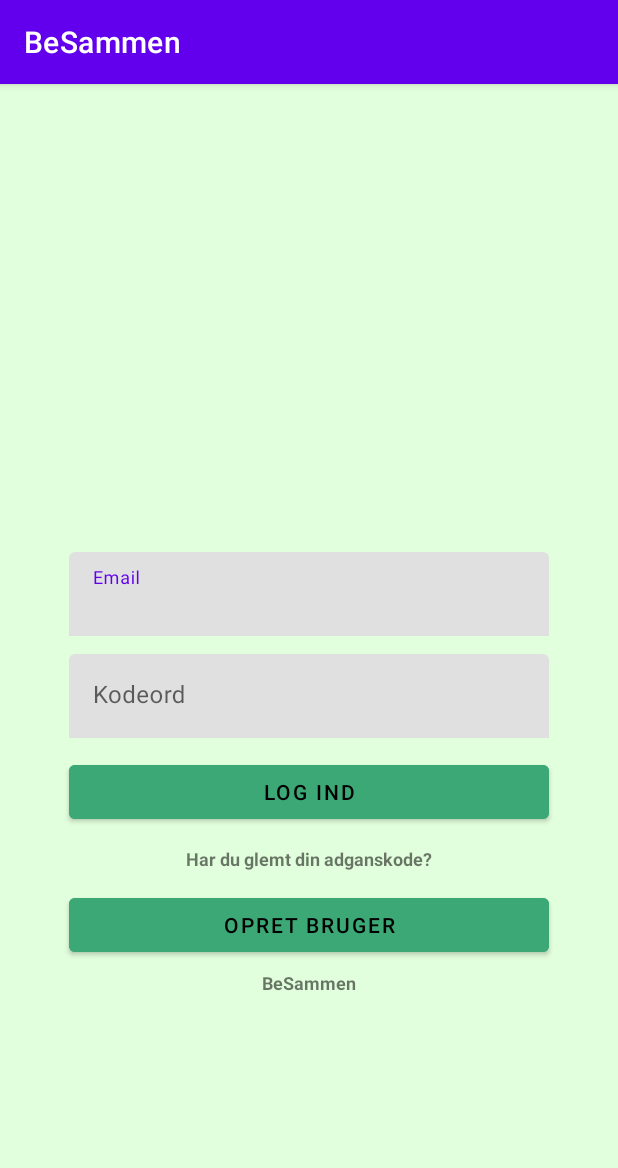
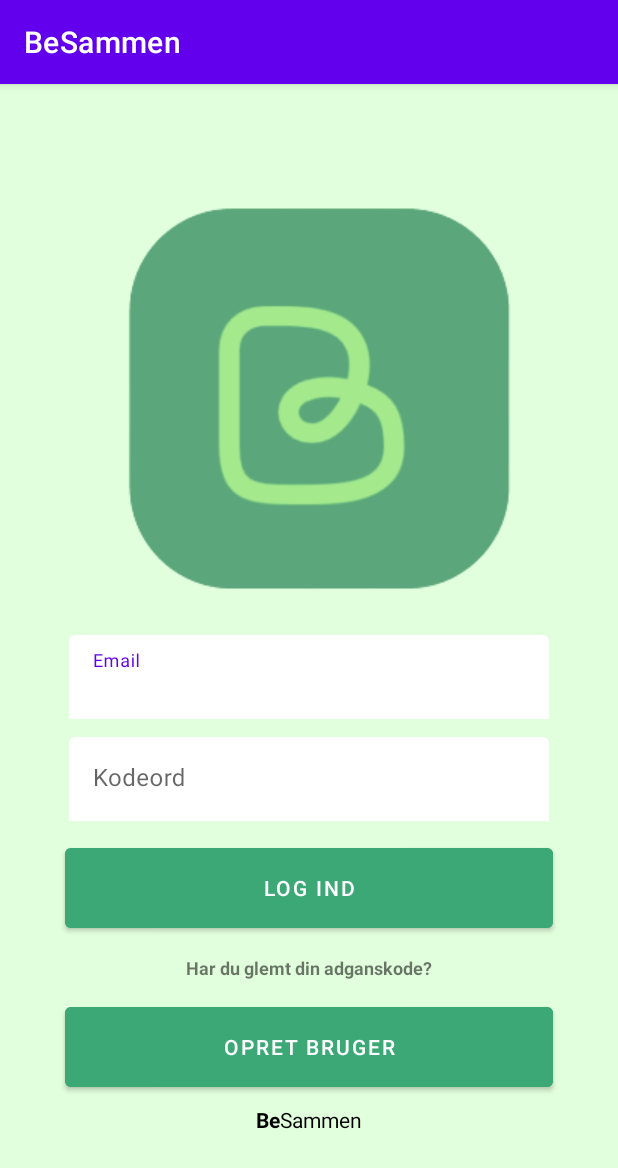
Before and after one commit to Amalie956/BeSammen, an Android app: the screen it shows after launch (UserLogin), on a phone screen of 412 x 824 dp. Shown: the top 1168 px of the screen. Run offline under Robolectric (Android 15) with nearby library versions, the phone set to English and light mode, and no system bars; our stand-ins replace Firebase (no records; nobody signed in at launch, a user with empty details on screens opened directly).

Commit message:
launch logo "besammen"

```diff
--- a/app/src/main/res/drawable-anydpi/ic_privatechat.xml
+++ b/app/src/main/res/drawable-anydpi/ic_privatechat.xml
@@ -7,6 +7,6 @@
     android:alpha="0.8"
     android:autoMirrored="true">
   <path
-      android:fillColor="@android:color/white"
+      android:fillColor="@color/white"
       android:pathData="M20,2L4,2c-1.1,0 -1.99,0.9 -1.99,2L2,22l4,-4h14c1.1,0 2,-0.9 2,-2L22,4c0,-1.1 -0.9,-2 -2,-2zM6,9h12v2L6,11L6,9zM14,14L6,14v-2h8v2zM18,8L6,8L6,6h12v2z"/>
 </vector>
--- a/app/src/main/res/layout/activity_user_login.xml
+++ b/app/src/main/res/layout/activity_user_login.xml
@@ -12,10 +12,10 @@
     tools:context=".ui.UserLogin">
 
     <ImageView
-        android:id="@+id/imageViewButton"
-        android:layout_width="259dp"
-        android:layout_height="145dp"
-        app:srcCompat="@drawable/besammen" />
+        android:id="@+id/imageView"
+        android:layout_width="match_parent"
+        android:layout_height="wrap_content"
+        app:srcCompat="@drawable/besammen_logo" />
 
     <com.google.android.material.textfield.TextInputLayout
         android:layout_width="match_parent"
@@ -28,7 +28,9 @@
             android:layout_width="match_parent"
             android:layout_height="wrap_content"
             android:layout_margin="6dp"
+            android:backgroundTint="@color/white"
             android:hint="@string/login_email" />
+
     </com.google.android.material.textfield.TextInputLayout>
 
     <com.google.android.material.textfield.TextInputLayout
@@ -42,17 +44,18 @@
             android:layout_width="match_parent"
             android:layout_height="wrap_content"
             android:layout_margin="6dp"
+            android:backgroundTint="@color/white"
             android:hint="@string/login_password" />
     </com.google.android.material.textfield.TextInputLayout>
 
     <Button
         android:id="@+id/btn_login"
-        android:layout_width="match_parent"
-        android:layout_height="wrap_content"
+        android:layout_width="325dp"
+        android:layout_height="65dp"
         android:layout_margin="6dp"
         android:backgroundTint="@color/green_200"
         android:text="@string/login_button"
-        android:textColor="@color/black" />
+        android:textColor="@color/white" />
 
     <TextView
         android:id="@+id/forgot_password"
@@ -66,20 +69,35 @@
 
     <Button
         android:id="@+id/create_user"
-        android:layout_width="match_parent"
-        android:layout_height="wrap_content"
+        android:layout_width="325dp"
+        android:layout_height="65dp"
         android:layout_margin="6dp"
         android:backgroundTint="@color/green_200"
         android:text="@string/create_user"
-        android:textColor="@color/black" />
+        android:textColor="@color/white" />
 
-    <TextView
-        android:id="@+id/beSammenText"
-        android:layout_width="match_parent"
-        android:layout_height="wrap_content"
-        android:gravity="center"
-        android:text="@string/besammen_text"
-        android:textSize="12sp"
-        android:textStyle="bold" />
+    <LinearLayout
+        android:layout_width="wrap_content"
+        android:layout_height="wrap_content">
+
+        <TextView
+            android:id="@+id/textView22"
+            android:layout_width="wrap_content"
+            android:layout_height="wrap_content"
+            android:text="@string/be"
+            android:textColor="@color/black"
+            android:textStyle="bold"
+            app:layout_constraintBottom_toBottomOf="parent"
+            app:layout_constraintStart_toStartOf="parent" />
+
+        <TextView
+            android:id="@+id/textView23"
+            android:layout_width="wrap_content"
+            android:layout_height="match_parent"
+            android:layout_weight="1"
+            android:text="@string/sammen"
+            android:textColor="@color/black" />
+    </LinearLayout>
+
 
 </LinearLayout>
```
Also changed, not shown: app/src/main/res/layout/activity_event_meet_people.xml (+21 -9 lines), app/src/main/res/layout/activity_group_chat_overview.xml (+46 -50 lines), app/src/main/res/layout/activity_user_profile.xml (+27 -20 lines), app/src/main/res/layout/activity_welcome.xml (+51 -16 lines), app/src/main/res/mipmap-hdpi/ic_ask.xml (deleted, +0 -11 lines), app/src/main/res/drawable/besammen_logo.png (added).
